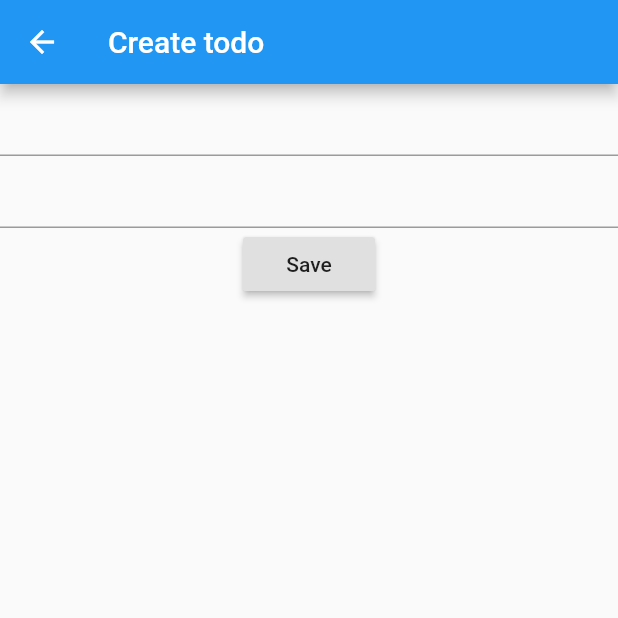
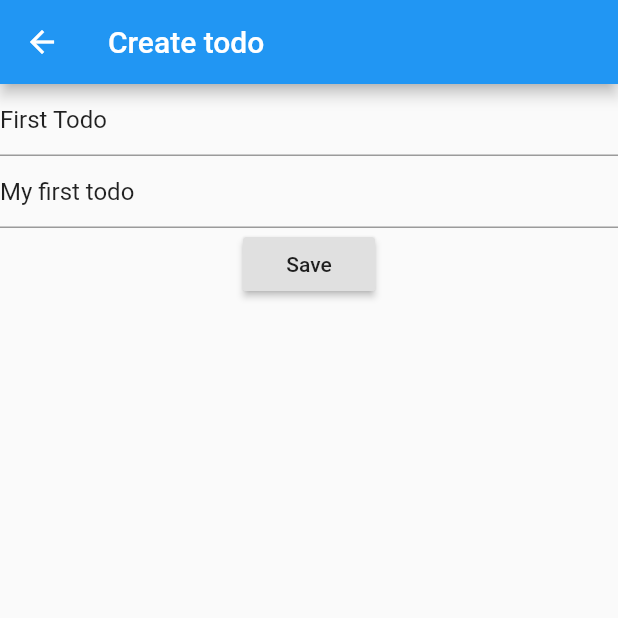
Before and after one commit to mrwdlr-zz/todo-flutter, a Flutter app: the screen it shows after launch, after a tap on the "edit" icon, on a phone screen of 412 x 824 dp, the top half of it. Run offline on Flutter 3.47's test engine with Material 2 defaults, Android fonts, the phone set to English and light mode, and no system bars.

Commit message:
Load data on opening the edit form

```diff
--- a/todo_app/lib/screens/todo_form.dart
+++ b/todo_app/lib/screens/todo_form.dart
@@ -32,6 +32,7 @@ class TodoFormState extends State<TodoForm> {
 
   final titleController = TextEditingController();
   final descriptionController = TextEditingController();
+  bool isEditForm = false;
 
   final TodoModel todoModel;
 
@@ -46,15 +47,25 @@ class TodoFormState extends State<TodoForm> {
 
   void createTodo(addTodo) {
     var todo = new Todo(
-        title: titleController.text,
-        description: descriptionController.text
-    );
+        title: titleController.text, description: descriptionController.text);
     addTodo(todo);
     Navigator.pop(context);
   }
 
+  void loadTodoForEdit(BuildContext context){
+    final ScreenArguments arguments = ModalRoute.of(context).settings.arguments;
+    if(arguments.todoId != null){
+      isEditForm = true;
+
+      var todo = new TodoModel().read(arguments.todoId);
+      titleController.text = todo.title;
+      descriptionController.text = todo.description;
+    }
+  }
+
   @override
   Widget build(BuildContext context) {
+    loadTodoForEdit(context);
     return Form(
         key: _formKey,
         child: Consumer<TodoModel>(
```
